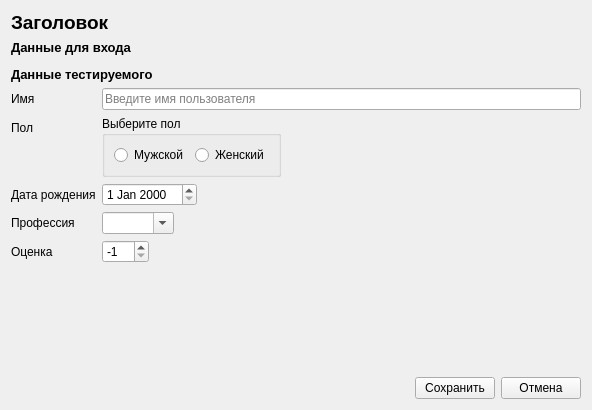
This is Modules/AddUser/View/AddUserView.ui in maks1596/professional-qualities-admin as Qt 5 draws it before an edit. The edited form follows.
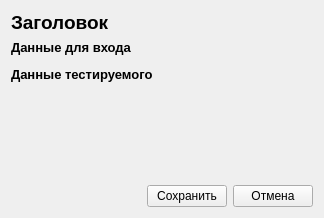
This is the edited form. Custom widgets are drawn as their Qt base class.

Commit message: Добавлена установка и контроль персональных данных пользователя

```diff
--- a/Modules/AddUser/View/AddUserView.ui
+++ b/Modules/AddUser/View/AddUserView.ui
@@ -6,8 +6,8 @@
    <rect>
     <x>0</x>
     <y>0</y>
-    <width>592</width>
-    <height>410</height>
+    <width>324</width>
+    <height>218</height>
    </rect>
   </property>
   <property name="windowTitle">
@@ -60,182 +60,7 @@
     </widget>
    </item>
    <item>
-    <layout class="QFormLayout" name="formLayout_2">
-     <item row="2" column="0">
-      <widget class="QLabel" name="label_4">
-       <property name="text">
-        <string>Дата рождения</string>
-       </property>
-       <property name="buddy">
-        <cstring>birthday</cstring>
-       </property>
-      </widget>
-     </item>
-     <item row="2" column="1">
-      <layout class="QHBoxLayout" name="horizontalLayout">
-       <item>
-        <widget class="QDateEdit" name="birthday"/>
-       </item>
-       <item>
-        <spacer name="horizontalSpacer">
-         <property name="orientation">
-          <enum>Qt::Horizontal</enum>
-         </property>
-         <property name="sizeHint" stdset="0">
-          <size>
-           <width>40</width>
-           <height>20</height>
-          </size>
-         </property>
-        </spacer>
-       </item>
-      </layout>
-     </item>
-     <item row="0" column="0">
-      <widget class="QLabel" name="label_5">
-       <property name="text">
-        <string>Имя</string>
-       </property>
-       <property name="buddy">
-        <cstring>name</cstring>
-       </property>
-      </widget>
-     </item>
-     <item row="0" column="1">
-      <widget class="QLineEdit" name="name">
-       <property name="placeholderText">
-        <string>Введите имя пользователя</string>
-       </property>
-      </widget>
-     </item>
-     <item row="1" column="0">
-      <widget class="QLabel" name="label_6">
-       <property name="text">
-        <string>Пол</string>
-       </property>
-      </widget>
-     </item>
-     <item row="3" column="0">
-      <widget class="QLabel" name="label_7">
-       <property name="text">
-        <string>Профессия</string>
-       </property>
-       <property name="buddy">
-        <cstring>profession</cstring>
-       </property>
-      </widget>
-     </item>
-     <item row="3" column="1">
-      <layout class="QHBoxLayout" name="horizontalLayout_3">
-       <item>
-        <widget class="QComboBox" name="profession">
-         <property name="toolTip">
-          <string>Если нет подходящей профессии - введите свою</string>
-         </property>
-         <property name="editable">
-          <bool>true</bool>
-         </property>
-        </widget>
-       </item>
-       <item>
-        <spacer name="horizontalSpacer_2">
-         <property name="orientation">
-          <enum>Qt::Horizontal</enum>
-         </property>
-         <property name="sizeHint" stdset="0">
-          <size>
-           <width>40</width>
-           <height>20</height>
-          </size>
-         </property>
-        </spacer>
-       </item>
-      </layout>
-     </item>
-     <item row="4" column="0">
-      <widget class="QLabel" name="label_8">
-       <property name="text">
-        <string>Оценка</string>
-       </property>
-       <property name="buddy">
-        <cstring>assessment</cstring>
-       </property>
-      </widget>
-     </item>
-     <item row="4" column="1">
-      <layout class="QHBoxLayout" name="horizontalLayout_4">
-       <item>
-        <widget class="QSpinBox" name="assessment">
-         <property name="toolTip">
-          <string>Значение -1 исключает пользователя из оценивания</string>
-         </property>
-         <property name="minimum">
-          <number>-1</number>
-         </property>
-         <property name="maximum">
-          <number>100</number>
-         </property>
-         <property name="value">
-          <number>-1</number>
-         </property>
-        </widget>
-       </item>
-       <item>
-        <spacer name="horizontalSpacer_3">
-         <property name="orientation">
-          <enum>Qt::Horizontal</enum>
-         </property>
-         <property name="sizeHint" stdset="0">
-          <size>
-           <width>40</width>
-           <height>20</height>
-          </size>
-         </property>
-        </spacer>
-       </item>
-      </layout>
-     </item>
-     <item row="1" column="1">
-      <layout class="QHBoxLayout" name="horizontalLayout_6">
-       <item>
-        <widget class="QGroupBox" name="genderGroup">
-         <property name="title">
-          <string>Выберите пол</string>
-         </property>
-         <layout class="QHBoxLayout" name="horizontalLayout_2">
-          <item>
-           <widget class="QRadioButton" name="maleRadioButton">
-            <property name="text">
-             <string>Мужской</string>
-            </property>
-           </widget>
-          </item>
-          <item>
-           <widget class="QRadioButton" name="femaleRadioButton">
-            <property name="text">
-             <string>Женский</string>
-            </property>
-           </widget>
-          </item>
-         </layout>
-        </widget>
-       </item>
-       <item>
-        <spacer name="horizontalSpacer_5">
-         <property name="orientation">
-          <enum>Qt::Horizontal</enum>
-         </property>
-         <property name="sizeHint" stdset="0">
-          <size>
-           <width>40</width>
-           <height>20</height>
-          </size>
-         </property>
-        </spacer>
-       </item>
-      </layout>
-     </item>
-    </layout>
+    <widget class="PersonalDataForm" name="personalDataForm" native="true"/>
    </item>
    <item>
     <spacer name="verticalSpacer">
@@ -290,6 +115,12 @@
    <header>Forms/UserDataForm/UserDataForm.h</header>
    <container>1</container>
   </customwidget>
+  <customwidget>
+   <class>PersonalDataForm</class>
+   <extends>QWidget</extends>
+   <header>Forms/PersonalDataForm/PersonalDataForm.h</header>
+   <container>1</container>
+  </customwidget>
  </customwidgets>
  <tabstops>
   <tabstop>name</tabstop>
```
Left out of the diff: 6 changed lines with no effect on the pictures. The commit also changes 4 other files.
